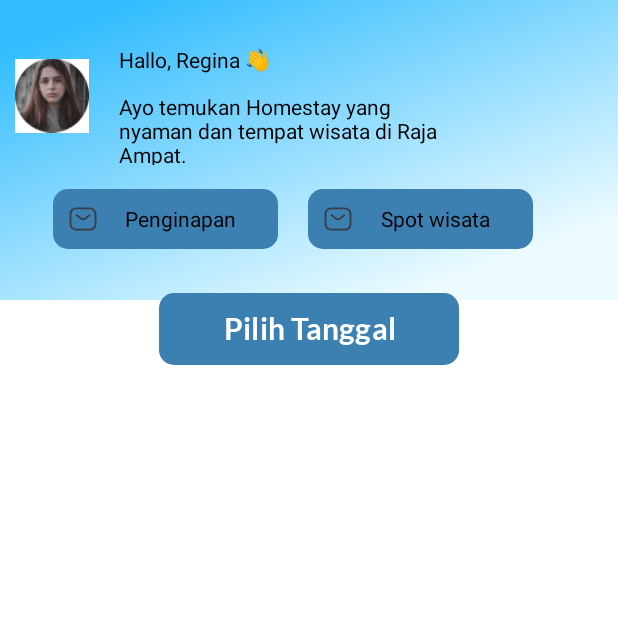
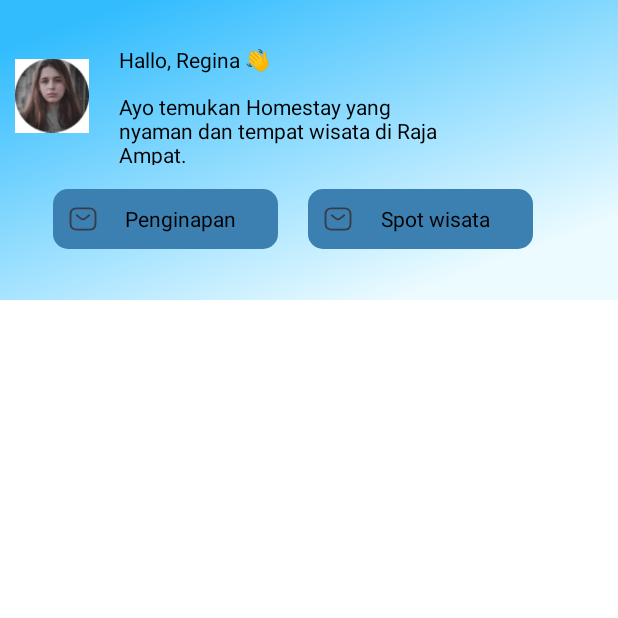
Before and after one commit to backprosuhendra/Aplikasiwisatarajaampat, an Android app: the home screen opened directly, with no data from a screen before it, on a phone screen of 412 x 824 dp, the top half of it. Run offline under Robolectric (Android 15) with nearby library versions, the phone set to English and light mode, and no system bars.

Commit message:
delete button date

```diff
--- a/app/src/main/res/layout/activity_home.xml
+++ b/app/src/main/res/layout/activity_home.xml
@@ -105,17 +105,5 @@
                     android:layout_width="match_parent"
                     android:layout_height="wrap_content"
                     android:layout_marginTop="190dp"
-                    android:orientation="vertical">
-
-                    <Button
-
-                        android:id="@+id/btnpilihtanggal"
-                        android:layout_width="200dp"
-                        android:layout_height="wrap_content"
-                        android:layout_gravity="center"
-                        android:background="@drawable/butonshape2"
-                        android:fontFamily="@font/lato_bold"
-                        android:text="Pilih Tanggal"
-                        android:textSize="20sp"></Button>
-                </LinearLayout>
+                    android:orientation="vertical"/>
 </RelativeLayout>
```
